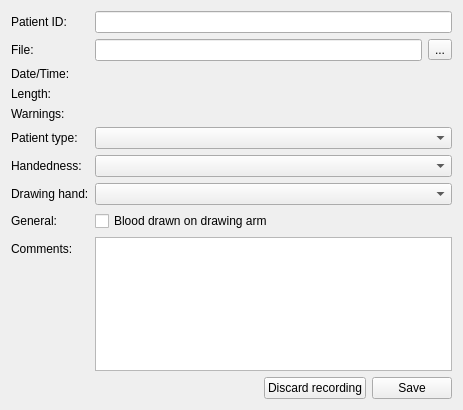
This is ui/endrecording.ui in EuracBiomedicalResearch/DigitalSpiralography as Qt 5 draws it before an edit. The edited form follows.
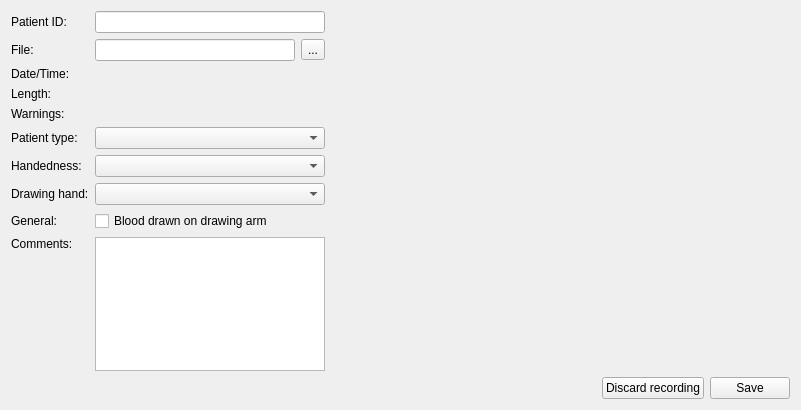
This is the edited form.

Commit message: Recorder: adding a preview of the spiral in EndRecording.

What changed in the file:
```diff
--- a/ui/endrecording.ui
+++ b/ui/endrecording.ui
@@ -6,13 +6,13 @@
    <rect>
     <x>0</x>
     <y>0</y>
-    <width>463</width>
+    <width>801</width>
     <height>410</height>
    </rect>
   </property>
   <property name="minimumSize">
    <size>
-    <width>463</width>
+    <width>801</width>
     <height>410</height>
    </size>
   </property>
@@ -22,20 +22,7 @@
   <property name="modal">
    <bool>true</bool>
   </property>
-  <layout class="QFormLayout" name="formLayout">
-   <property name="fieldGrowthPolicy">
-    <enum>QFormLayout::AllNonFixedFieldsGrow</enum>
-   </property>
-   <item row="0" column="0">
-    <widget class="QLabel" name="label">
-     <property name="text">
-      <string>Patient ID:</string>
-     </property>
-    </widget>
-   </item>
-   <item row="0" column="1">
-    <widget class="QLineEdit" name="patient_id"/>
-   </item>
+  <layout class="QGridLayout" name="gridLayout" columnstretch="0,0,0">
    <item row="1" column="0">
     <widget class="QLabel" name="fileLabel">
      <property name="text">
@@ -43,41 +30,10 @@
      </property>
     </widget>
    </item>
-   <item row="1" column="1">
-    <layout class="QHBoxLayout" name="horizontalLayout_2">
-     <item>
-      <widget class="QLineEdit" name="save_path"/>
-     </item>
-     <item>
-      <widget class="QToolButton" name="save_path_btn">
-       <property name="text">
-        <string>...</string>
-       </property>
-      </widget>
-     </item>
-    </layout>
-   </item>
-   <item row="2" column="0">
-    <widget class="QLabel" name="label_3">
+   <item row="8" column="1">
+    <widget class="QCheckBox" name="blood_drawn">
      <property name="text">
-      <string>Date/Time:</string>
-     </property>
-    </widget>
-   </item>
-   <item row="2" column="1">
-    <widget class="QLabel" name="date_time">
-     <property name="text">
-      <string/>
-     </property>
-     <property name="textInteractionFlags">
-      <set>Qt::LinksAccessibleByMouse|Qt::TextSelectableByMouse</set>
-     </property>
-    </widget>
-   </item>
-   <item row="3" column="0">
-    <widget class="QLabel" name="label_4">
-     <property name="text">
-      <string>Length:</string>
+      <string>Blood drawn on drawing arm</string>
      </property>
     </widget>
    </item>
@@ -91,13 +47,6 @@
      </property>
     </widget>
    </item>
-   <item row="4" column="0">
-    <widget class="QLabel" name="label_9">
-     <property name="text">
-      <string>Warnings:</string>
-     </property>
-    </widget>
-   </item>
    <item row="4" column="1">
     <widget class="QLabel" name="warnings">
      <property name="font">
@@ -114,6 +63,105 @@
      </property>
     </widget>
    </item>
+   <item row="4" column="0">
+    <widget class="QLabel" name="label_9">
+     <property name="text">
+      <string>Warnings:</string>
+     </property>
+    </widget>
+   </item>
+   <item row="7" column="1">
+    <widget class="QComboBox" name="pat_hand"/>
+   </item>
+   <item row="0" column="2" rowspan="10">
+    <widget class="QLabel" name="preview">
+     <property name="sizePolicy">
+      <sizepolicy hsizetype="Expanding" vsizetype="Expanding">
+       <horstretch>2</horstretch>
+       <verstretch>0</verstretch>
+      </sizepolicy>
+     </property>
+     <property name="minimumSize">
+      <size>
+       <width>437</width>
+       <height>357</height>
+      </size>
+     </property>
+     <property name="autoFillBackground">
+      <bool>true</bool>
+     </property>
+     <property name="alignment">
+      <set>Qt::AlignCenter</set>
+     </property>
+     <property name="margin">
+      <number>9</number>
+     </property>
+    </widget>
+   </item>
+   <item row="2" column="0">
+    <widget class="QLabel" name="label_3">
+     <property name="text">
+      <string>Date/Time:</string>
+     </property>
+    </widget>
+   </item>
+   <item row="0" column="1">
+    <widget class="QLineEdit" name="patient_id"/>
+   </item>
+   <item row="3" column="0">
+    <widget class="QLabel" name="label_4">
+     <property name="text">
+      <string>Length:</string>
+     </property>
+    </widget>
+   </item>
+   <item row="1" column="1">
+    <layout class="QHBoxLayout" name="horizontalLayout_2">
+     <item>
+      <widget class="QLineEdit" name="save_path"/>
+     </item>
+     <item>
+      <widget class="QToolButton" name="save_path_btn">
+       <property name="text">
+        <string>...</string>
+       </property>
+      </widget>
+     </item>
+    </layout>
+   </item>
+   <item row="9" column="0">
+    <widget class="QLabel" name="label_2">
+     <property name="text">
+      <string>Comments:</string>
+     </property>
+     <property name="alignment">
+      <set>Qt::AlignLeading|Qt::AlignLeft|Qt::AlignTop</set>
+     </property>
+    </widget>
+   </item>
+   <item row="7" column="0">
+    <widget class="QLabel" name="label_6">
+     <property name="text">
+      <string>Drawing hand:</string>
+     </property>
+    </widget>
+   </item>
+   <item row="5" column="1">
+    <widget class="QComboBox" name="pat_type"/>
+   </item>
+   <item row="2" column="1">
+    <widget class="QLabel" name="date_time">
+     <property name="text">
+      <string/>
+     </property>
+     <property name="textInteractionFlags">
+      <set>Qt::LinksAccessibleByMouse|Qt::TextSelectableByMouse</set>
+     </property>
+    </widget>
+   </item>
+   <item row="6" column="1">
+    <widget class="QComboBox" name="pat_handedness"/>
+   </item>
    <item row="5" column="0">
     <widget class="QLabel" name="label_5">
      <property name="text">
@@ -121,8 +169,12 @@
      </property>
     </widget>
    </item>
-   <item row="5" column="1">
-    <widget class="QComboBox" name="pat_type"/>
+   <item row="0" column="0">
+    <widget class="QLabel" name="label">
+     <property name="text">
+      <string>Patient ID:</string>
+     </property>
+    </widget>
    </item>
    <item row="6" column="0">
     <widget class="QLabel" name="label_7">
@@ -131,23 +183,10 @@
      </property>
     </widget>
    </item>
-   <item row="6" column="1">
-    <widget class="QComboBox" name="pat_handedness"/>
-   </item>
-   <item row="7" column="0">
-    <widget class="QLabel" name="label_6">
+   <item row="8" column="0">
+    <widget class="QLabel" name="label_10">
      <property name="text">
-      <string>Drawing hand:</string>
-     </property>
-    </widget>
-   </item>
-   <item row="7" column="1">
-    <widget class="QComboBox" name="pat_hand"/>
-   </item>
-   <item row="9" column="0">
-    <widget class="QLabel" name="label_2">
-     <property name="text">
-      <string>Comments:</string>
+      <string>General:</string>
      </property>
     </widget>
    </item>
@@ -156,7 +195,7 @@
      <property name="sizePolicy">
       <sizepolicy hsizetype="Expanding" vsizetype="Expanding">
        <horstretch>1</horstretch>
-       <verstretch>1</verstretch>
+       <verstretch>0</verstretch>
       </sizepolicy>
      </property>
      <property name="plainText">
@@ -164,7 +203,7 @@
      </property>
     </widget>
    </item>
-   <item row="11" column="1">
+   <item row="10" column="0" colspan="3">
     <layout class="QHBoxLayout" name="horizontalLayout">
      <item>
       <spacer name="horizontalSpacer">
@@ -204,20 +243,6 @@
      </item>
     </layout>
    </item>
-   <item row="8" column="0">
-    <widget class="QLabel" name="label_10">
-     <property name="text">
-      <string>General:</string>
-     </property>
-    </widget>
-   </item>
-   <item row="8" column="1">
-    <widget class="QCheckBox" name="blood_drawn">
-     <property name="text">
-      <string>Blood drawn on drawing arm</string>
-     </property>
-    </widget>
-   </item>
   </layout>
  </widget>
  <tabstops>
```
The commit also changes 3 other files.
